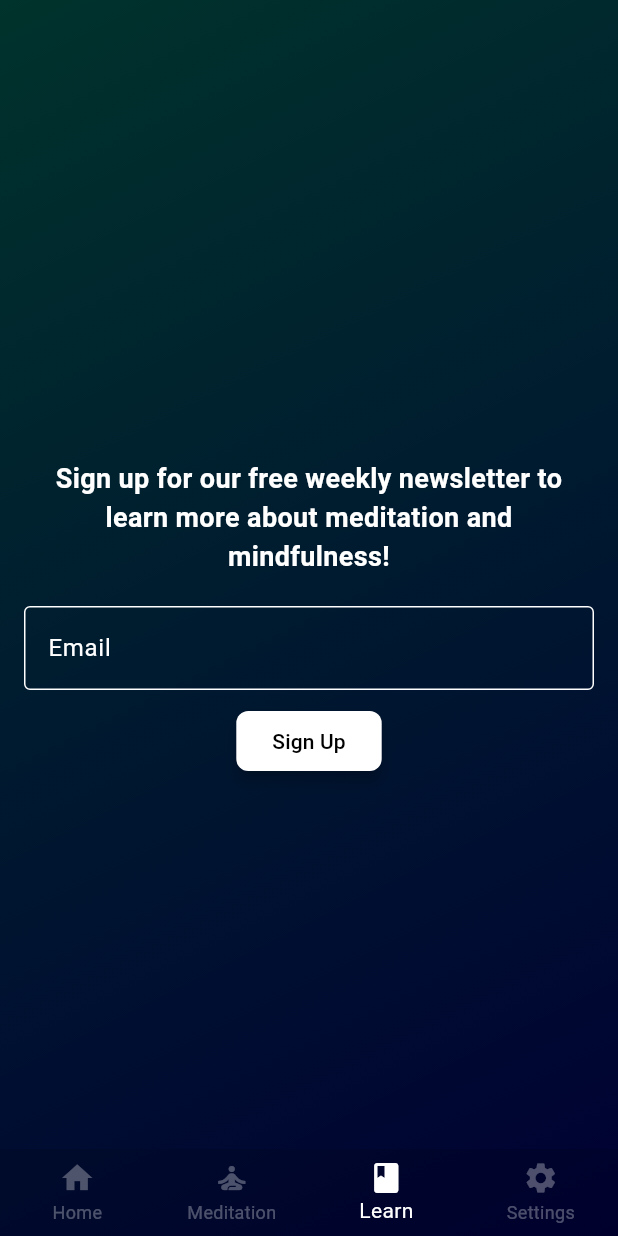
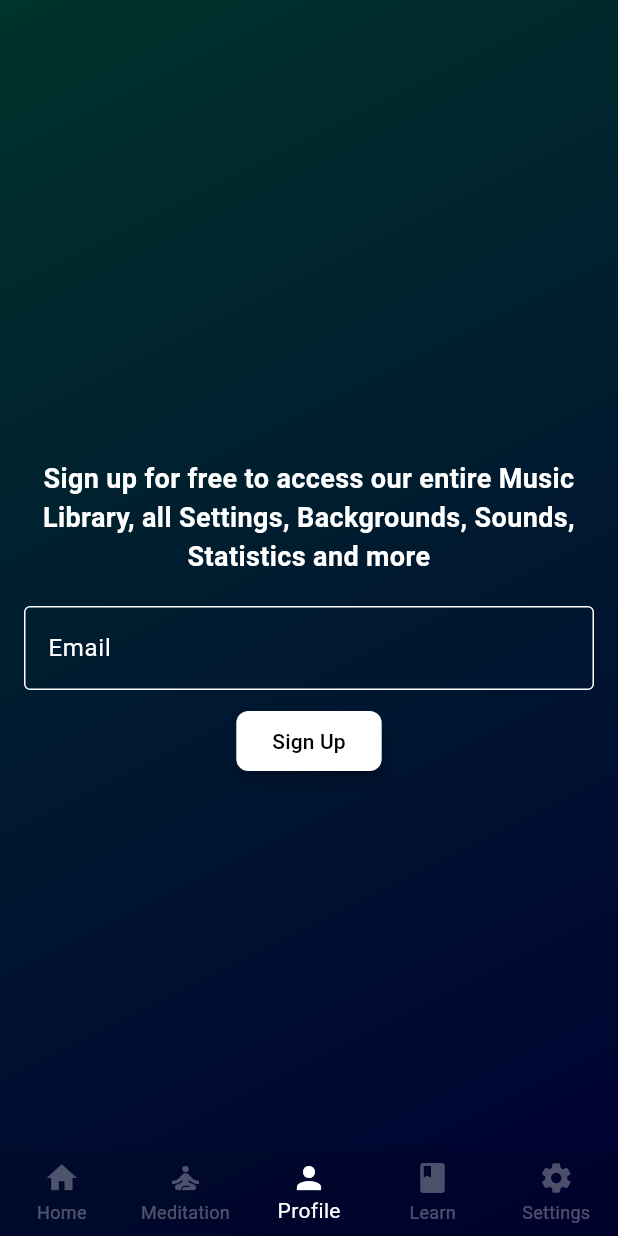
Before and after one commit to crypticdenis/meditation_app_flutter, a Flutter app: the screen it shows after launch, item 3 of the bottom bar chosen, on a phone screen of 412 x 824 dp. Run offline on Flutter 3.47's test engine with Material 3 defaults, Android fonts, the phone set to English and light mode, and no system bars; our stand-ins replace audioplayers, firebase_core, firebase_storage, fl_chart, get, shared_preferences and 1 more; accounts and stored records are empty.

Commit message:
Added Profile Screen to improve app experience and be able to collect user data

```diff
--- /dev/null
+++ b/lib/Profile/ProfileScreen.dart
@@ -0,0 +1,95 @@
+import 'package:flutter/material.dart';
+import 'package:provider/provider.dart';
+import 'package:meditation_app_flutter/providers/theme_provider.dart';
+
+class Profile extends StatefulWidget {
+  const Profile({Key? key}) : super(key: key);
+
+  @override
+  _ProfileScreenState createState() => _ProfileScreenState();
+}
+
+class _ProfileScreenState extends State<Profile> {
+  final TextEditingController _emailController = TextEditingController();
+
+  @override
+  Widget build(BuildContext context) {
+    final themeProvider = Provider.of<ThemeProvider>(context);
+
+    return Scaffold(
+      body: Container(
+        decoration: BoxDecoration(
+          gradient: themeProvider.currentGradient,
+        ),
+        child: Padding(
+          padding: const EdgeInsets.all(16.0),
+          child: Column(
+            mainAxisAlignment: MainAxisAlignment.center,
+            children: [
+              Text(
+                "Sign up for free to access our entire Music Library, all Settings, Backgrounds, Sounds, Statistics and more",
+                textAlign: TextAlign.center,
+                style: TextStyle(
+                  fontSize: 18.0, // Slightly bigger text
+                  fontWeight: FontWeight.bold,
+                  color: Colors.white, // Text color changed to white
+                ),
+              ),
+              SizedBox(height: 20),
+              // Adds space between the text and the form
+              TextField(
+                controller: _emailController,
+                decoration: InputDecoration(
+                  border: OutlineInputBorder(),
+                  labelText: 'Email',
+                  hintText: 'Enter your email here',
+                  labelStyle: TextStyle(color: Colors.white),
+                  // Label text color
+                  hintStyle: TextStyle(color: Colors.white60),
+                  // Hint text color
+                  enabledBorder: OutlineInputBorder(
+                    borderSide: BorderSide(
+                        color: Colors
+                            .white), // Border color when TextField is enabled
+                  ),
+                  focusedBorder: OutlineInputBorder(
+                    borderSide: BorderSide(
+                        color: Colors
+                            .white), // Border color when TextField is focused
+                  ),
+                ),
+                keyboardType: TextInputType.emailAddress,
+                style: TextStyle(color: Colors.white), // Input text color
+              ),
+              SizedBox(height: 10),
+              // Adds some space between the input field and the button
+              ElevatedButton(
+                onPressed: _signUp,
+                style: ElevatedButton.styleFrom(
+                  backgroundColor: Colors.white, // Button background color
+                  foregroundColor: Colors.black, // Button text color
+                  shape: RoundedRectangleBorder(
+                    borderRadius: BorderRadius.circular(8), // Rounded corners
+                  ),
+                  elevation: 4, // Shadow elevation
+                ),
+                child: Text('Sign Up'),
+              ),
+            ],
+          ),
+        ),
+      ),
+    );
+  }
+
+  void _signUp() {
+    // Implement your sign-up logic here
+    print('Email: ${_emailController.text}');
+  }
+
+  @override
+  void dispose() {
+    _emailController.dispose();
+    super.dispose();
+  }
+}
--- a/lib/home/main_home.dart
+++ b/lib/home/main_home.dart
@@ -10,6 +10,7 @@ import 'package:meditation_app_flutter/providers/sound_provider.dart';
 import 'package:meditation_app_flutter/providers/ratings_provider.dart';
 import 'package:meditation_app_flutter/providers/gong_provider.dart';
 import 'home.dart';
+import 'package:meditation_app_flutter/Profile/ProfileScreen.dart';
 import 'package:meditation_app_flutter/learn/learn.dart';
 
 class Home extends StatefulWidget {
@@ -51,6 +52,7 @@ class _HomeState extends State<Home> {
   final List<Widget> _widgetOptions = [
     HomeScreen(),
     DurationSuggestions(),
+    Profile(),
     Learn(),
     ActualSettingsScreen(),
   ];
@@ -84,6 +86,10 @@ class _HomeState extends State<Home> {
                   label: 'Meditation',
                 ),
                 BottomNavigationBarItem(
+                  icon: Icon(Icons.person),
+                  label: 'Profile',
+                ),
+                BottomNavigationBarItem(
                   icon: Icon(Icons.book),
                   label: 'Learn',
                 ),
```
